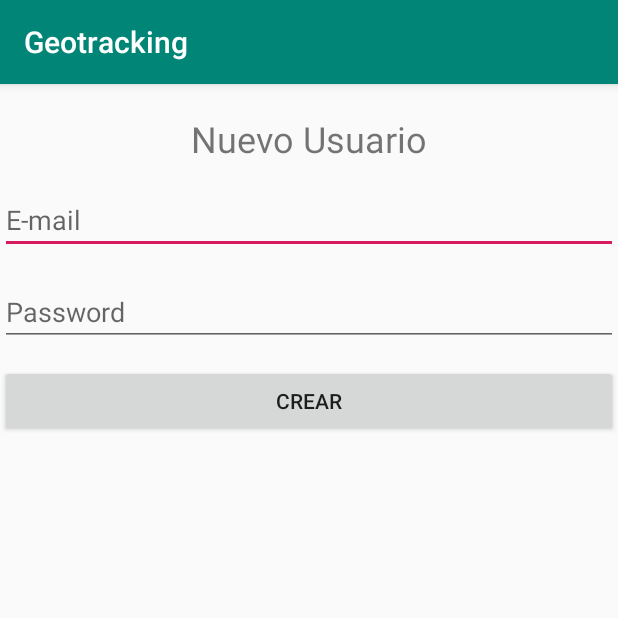
After one commit to daniel7byte/Geotracking-Android, an Android app: the NewUserActivity screen opened directly, with no data from a screen before it, on a phone screen of 412 x 824 dp, the top half of it. The commit adds this screen. Run offline under Robolectric (Android 15) with nearby library versions, the light colour scheme and no system bars; our stand-ins replace Firebase (no records; nobody signed in at launch, a user with empty details on screens opened directly); 1 statement that could not run was skipped.

Commit message:
Creacion de Nuevos Usuarios

```diff
--- a/app/src/main/AndroidManifest.xml
+++ b/app/src/main/AndroidManifest.xml
@@ -46,7 +46,7 @@
                 android:resource="@xml/provider_paths" />
         </provider>
 
-        <activity android:name=".RegisterUserActivity"></activity>
+        <activity android:name=".NewUserActivity"></activity>
     </application>
 
 </manifest>
--- a/app/src/main/java/com/portalesco/daniel7byte/geotracking/MainActivity.java
+++ b/app/src/main/java/com/portalesco/daniel7byte/geotracking/MainActivity.java
@@ -34,7 +34,7 @@ public class MainActivity extends AppCompatActivity {
         fTextEMail = findViewById(R.id.editTextEMail);
         fTextPassword = findViewById(R.id.editTextPassword);
         fButtonLogin = findViewById(R.id.buttonEntrar);
-        fButtonRegister = findViewById(R.id.buttonEntrar);
+        fButtonRegister = findViewById(R.id.buttonRegistro);
         fProgressBar = findViewById(R.id.progressBar);
         fProgressBar.setVisibility(View.INVISIBLE);
 
@@ -106,7 +106,7 @@ public class MainActivity extends AppCompatActivity {
     }
 
     private void goToRegister() {
-        Intent goToRegister = new Intent(MainActivity.this, RegisterUserActivity.class);
+        Intent goToRegister = new Intent(MainActivity.this, NewUserActivity.class);
         startActivity(goToRegister);
     }
 
--- /dev/null
+++ b/app/src/main/java/com/portalesco/daniel7byte/geotracking/NewUserActivity.java
@@ -0,0 +1,107 @@
+package com.portalesco.daniel7byte.geotracking;
+
+import android.app.ProgressDialog;
+import android.content.Intent;
+import android.support.annotation.NonNull;
+import android.support.v7.app.AppCompatActivity;
+import android.os.Bundle;
+import android.view.View;
+import android.widget.Button;
+import android.widget.EditText;
+import android.widget.Toast;
+
+import com.google.android.gms.tasks.OnCompleteListener;
+import com.google.android.gms.tasks.Task;
+import com.google.firebase.auth.AuthResult;
+import com.google.firebase.auth.FirebaseAuth;
+import com.google.firebase.auth.FirebaseAuthSettings;
+import com.google.firebase.auth.FirebaseUser;
+
+public class NewUserActivity extends AppCompatActivity {
+
+    Button btnCrear;
+    ProgressDialog progressDialogLoad;
+    EditText edEmail, edPassword;
+
+    private FirebaseAuth fAuth;
+    private FirebaseAuth.AuthStateListener listener;
+
+    @Override
+    protected void onCreate(Bundle savedInstanceState) {
+        super.onCreate(savedInstanceState);
+        setContentView(R.layout.activity_new_user);
+
+        btnCrear = findViewById(R.id.buttonNewUser);
+        progressDialogLoad = new ProgressDialog(this);
+        edEmail = findViewById(R.id.editTextNewEMail);
+        edPassword = findViewById(R.id.editTextNewPassword);
+
+        fAuth = FirebaseAuth.getInstance();
+
+        listener = new FirebaseAuth.AuthStateListener() {
+            @Override
+            public void onAuthStateChanged(@NonNull FirebaseAuth firebaseAuth) {
+                FirebaseUser user = fAuth.getCurrentUser();
+
+                //Verifica la existencia de un usuario logueado
+                if (user != null){
+                    Toast.makeText(getApplicationContext(), "LOGUEADO", Toast.LENGTH_LONG).show();
+                    goToHome();
+                }
+            }
+        };
+
+        btnCrear.setOnClickListener(new View.OnClickListener() {
+            @Override
+            public void onClick(View v) {
+                newUser();
+            }
+        });
+    }
+
+    private void newUser() {
+
+        final String email = edEmail.getText().toString();
+        final String password = edPassword.getText().toString();
+
+        progressDialogLoad.setTitle("Creando nuevo usuario");
+        progressDialogLoad.setMessage("Esperando respuesta de Firebase");
+        progressDialogLoad.setCancelable(false);
+        progressDialogLoad.show();
+
+        if (!email.isEmpty() && !password.isEmpty()){
+            fAuth.createUserWithEmailAndPassword(email, password).addOnCompleteListener(new OnCompleteListener<AuthResult>() {
+                @Override
+                public void onComplete(@NonNull Task<AuthResult> task) {
+                    if (!task.isSuccessful()) {
+                        Toast.makeText(NewUserActivity.this, "ERROR EN EL REGISTRO", Toast.LENGTH_SHORT).show();
+                    }
+                    progressDialogLoad.dismiss();
+                }
+            });
+        }
+
+        progressDialogLoad.dismiss();
+    }
+
+    private void goToHome() {
+        Intent goToHome = new Intent(this, HomeActivity.class);
+        startActivity(goToHome);
+        finish();
+    }
+
+    @Override
+    protected void onStart() {
+        super.onStart();
+        fAuth.addAuthStateListener(listener);
+    }
+
+    @Override
+    protected void onStop() {
+        super.onStop();
+        if (listener != null){
+            fAuth.removeAuthStateListener(listener);
+        }
+    }
+
+}
--- /dev/null
+++ b/app/src/main/res/layout/activity_new_user.xml
@@ -0,0 +1,50 @@
+<?xml version="1.0" encoding="utf-8"?>
+<RelativeLayout xmlns:android="http://schemas.android.com/apk/res/android"
+    xmlns:app="http://schemas.android.com/apk/res-auto"
+    xmlns:tools="http://schemas.android.com/tools"
+    android:layout_width="match_parent"
+    android:layout_height="match_parent"
+    tools:context=".NewUserActivity">
+
+    <TextView
+        android:id="@+id/textViewNewUser"
+        android:layout_width="wrap_content"
+        android:layout_height="wrap_content"
+        android:layout_alignParentTop="true"
+        android:layout_centerHorizontal="true"
+        android:layout_marginTop="20dp"
+        android:text="Nuevo Usuario"
+        android:textSize="24sp" />
+
+    <EditText
+        android:id="@+id/editTextNewEMail"
+        android:layout_width="match_parent"
+        android:layout_height="wrap_content"
+        android:layout_alignParentTop="true"
+        android:layout_marginTop="68dp"
+        android:ems="10"
+        android:hint="E-mail"
+        android:inputType="textEmailAddress" />
+
+    <EditText
+        android:id="@+id/editTextNewPassword"
+        android:layout_width="match_parent"
+        android:layout_height="wrap_content"
+        android:layout_alignParentStart="true"
+        android:layout_alignParentTop="true"
+        android:layout_marginStart="0dp"
+        android:layout_marginTop="129dp"
+        android:ems="10"
+        android:hint="Password"
+        android:inputType="textPassword" />
+
+    <Button
+        android:id="@+id/buttonNewUser"
+        android:layout_width="match_parent"
+        android:layout_height="wrap_content"
+        android:layout_alignParentTop="true"
+        android:layout_centerHorizontal="true"
+        android:layout_marginTop="187dp"
+        android:text="CREAR" />
+
+</RelativeLayout>
```
Also changed, not shown: app/build.gradle (+4 -8 lines), app/src/main/java/com/portalesco/daniel7byte/geotracking/RegisterUserActivity.java (deleted, +0 -13 lines), app/src/main/res/layout/activity_register_user.xml (deleted, +0 -15 lines), 2 other files.
